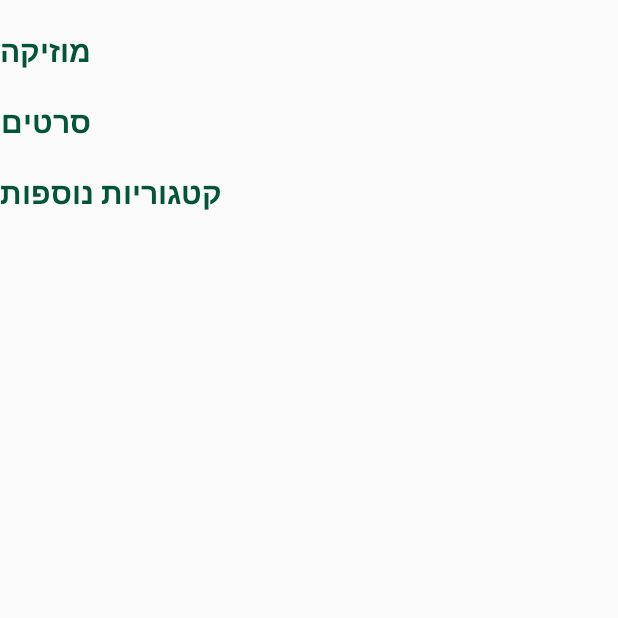
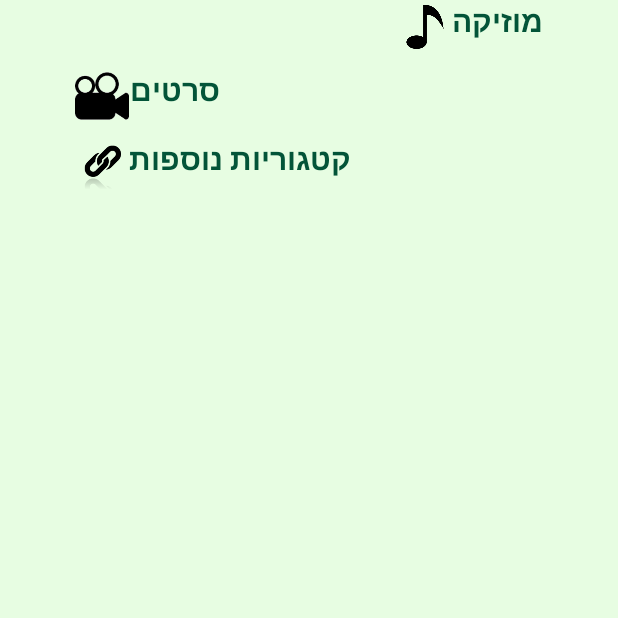
Before and after one commit to leacohen/YADLEDOR, an Android app: the OtherCategoriesActivity screen opened directly, with no data from a screen before it, on a phone screen of 412 x 824 dp, the top half of it. Run offline under Robolectric (Android 15) with nearby library versions, the phone set to English and light mode, and no system bars; libraries missing offline, so code that uses them is left out: com.firebase.client; 2 statements that could not run were skipped.

Commit message:
fixed favorite page layout

```diff
--- a/Android App/app/src/main/AndroidManifest.xml
+++ b/Android App/app/src/main/AndroidManifest.xml
@@ -51,7 +51,10 @@
             android:name=".Activities.OtherCategoriesActivity"
             android:label="@string/title_activity_other_categories"
             android:theme="@style/AppTheme.NoActionBar" />
-        <activity android:name=".Activities.SpessficSubcategoryActivity"></activity>
+        <activity
+            android:name=".Activities.SpessficSubcategoryActivity"
+            android:theme="@style/AppTheme.NoActionBar" />
+
     </application>
 
 </manifest>
--- a/Android App/app/src/main/res/layout/activity_other_categories.xml
+++ b/Android App/app/src/main/res/layout/activity_other_categories.xml
@@ -3,31 +3,89 @@
     xmlns:tools="http://schemas.android.com/tools"
     android:layout_width="match_parent"
     android:layout_height="match_parent"
+    android:background="#e6e6fee0"
     android:fitsSystemWindows="true"
+    android:paddingLeft="50dp"
+    android:paddingRight="50dp"
     tools:context=".Activities.OtherCategoriesActivity">
 
     <LinearLayout
         android:layout_width="match_parent"
         android:layout_height="wrap_content"
         android:orientation="vertical">
+
+        <LinearLayout
+            android:layout_width="match_parent"
+            android:layout_height="wrap_content"
+            android:layout_gravity="right"
+            android:gravity="right"
+            android:orientation="vertical">
+
+            <android.support.v7.widget.AppCompatImageView
+                android:layout_width="wrap_content"
+                android:layout_height="wrap_content" />
+
+            <LinearLayout
+                android:layout_width="wrap_content"
+                android:layout_height="wrap_content"
+                android:orientation="horizontal">
+
+                <android.support.v7.widget.AppCompatImageView
+                    android:id="@+id/ivMusic"
+                    android:layout_width="36dp"
+                    android:layout_height="36dp"
+                    android:src="@drawable/music_sign" />
+
+                <TextView
+                    android:layout_width="wrap_content"
+                    android:layout_height="wrap_content"
+                    android:text="מוזיקה"
+                    android:textAppearance="?android:attr/textAppearanceLarge"
+                    android:textColor="#035438"
+                    android:textSize="20dp"
+                    android:textStyle="bold" />
+            </LinearLayout>
+
+            <ListView
+                android:paddingTop="10dp"
+                android:id="@+id/songsList"
+                android:layout_width="wrap_content"
+                android:layout_height="wrap_content"
+                android:layout_gravity="right"
+                android:gravity="right" />
+        </LinearLayout>
+
         <LinearLayout
             android:layout_width="match_parent"
             android:layout_height="wrap_content"
             android:orientation="vertical">
+
+            <LinearLayout
+                android:layout_width="wrap_content"
+                android:layout_height="wrap_content"
+                android:orientation="horizontal">
+
+                <android.support.v7.widget.AppCompatImageView
+                    android:id="@+id/ivMovie"
+                    android:layout_width="36dp"
+                    android:layout_height="36dp"
+                    android:src="@drawable/movie_sign" />
+
                 <TextView
                     android:layout_width="wrap_content"
                     android:layout_height="wrap_content"
+                    android:text="סרטים"
                     android:textAppearance="?android:attr/textAppearanceLarge"
-            android:text="מוזיקה"
                     android:textColor="#035438"
                     android:textSize="20dp"
-            android:paddingTop="20dp"
                     android:textStyle="bold" />
+            </LinearLayout>
 
             <ListView
+                android:paddingTop="10dp"
+                android:id="@+id/moviesList"
                 android:layout_width="wrap_content"
                 android:layout_height="wrap_content"
-            android:id="@+id/songsList"
                 android:layout_weight="1" />
         </LinearLayout>
 
@@ -35,41 +93,33 @@
             android:layout_width="match_parent"
             android:layout_height="wrap_content"
             android:orientation="vertical">
+
+            <LinearLayout
+                android:layout_width="wrap_content"
+                android:layout_height="wrap_content"
+                android:orientation="horizontal">
+
+                <android.support.v7.widget.AppCompatImageView
+                    android:id="@+id/ivOther"
+                    android:layout_width="36dp"
+                    android:layout_height="36dp"
+                    android:src="@drawable/other_sign" />
+
                 <TextView
                     android:layout_width="wrap_content"
                     android:layout_height="wrap_content"
+                    android:text="קטגוריות נוספות"
                     android:textAppearance="?android:attr/textAppearanceLarge"
-            android:text="סרטים"
                     android:textColor="#035438"
                     android:textSize="20dp"
-            android:paddingTop="20dp"
                     android:textStyle="bold" />
+            </LinearLayout>
 
             <ListView
+                android:paddingTop="10dp"
+                android:id="@+id/otherList"
                 android:layout_width="wrap_content"
                 android:layout_height="wrap_content"
-            android:id="@+id/moviesList"
-            android:layout_weight="1" />
-    </LinearLayout>
-
-    <LinearLayout
-        android:layout_width="match_parent"
-        android:layout_height="wrap_content"
-        android:orientation="vertical">
-        <TextView
-            android:layout_width="wrap_content"
-            android:layout_height="wrap_content"
-            android:textAppearance="?android:attr/textAppearanceLarge"
-            android:text="קטגוריות נוספות"
-            android:textColor="#035438"
-            android:textSize="20dp"
-            android:paddingTop="20dp"
-            android:textStyle="bold" />
-
-        <ListView
-            android:layout_width="wrap_content"
-            android:layout_height="wrap_content"
-            android:id="@+id/otherList"
                 android:layout_weight="1" />
         </LinearLayout>
     </LinearLayout>
```
Also changed, not shown: Android App/app/src/main/java/com/lea/samsung/orledorapp/Activities/SubcategoriesListAdapter.java (+40 -5 lines), Android App/app/src/main/res/layout/simple_list_item1.xml (+13 -9 lines). Lines whose indentation alone changed are shown as unchanged.
